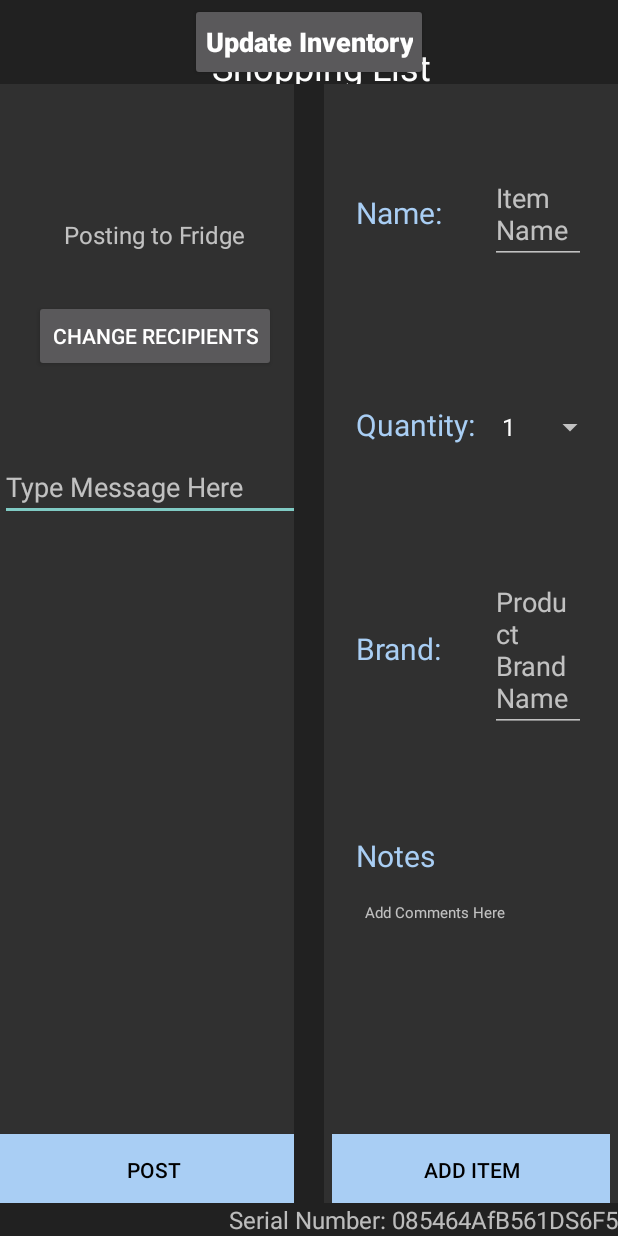
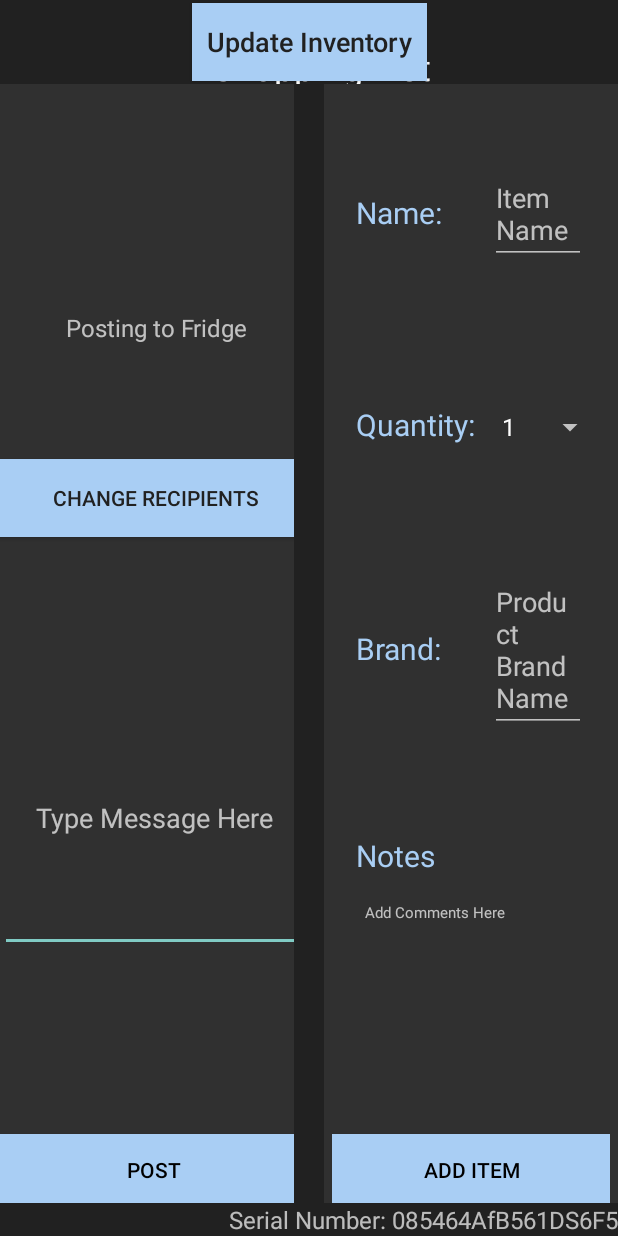
Before and after one commit to Rotrum/fridge-app, an Android app: the screen it shows after launch (MainActivity), after a tap on "Leave a Message", on a phone screen of 412 x 824 dp. Run offline under Robolectric (Android 15) with nearby library versions, the phone set to English and light mode, and no system bars; 1 other tap on this screen came first.

Commit message:
minor last min changes

```diff
--- a/app/src/main/AndroidManifest.xml
+++ b/app/src/main/AndroidManifest.xml
@@ -16,7 +16,7 @@
                 <category android:name="android.intent.category.LAUNCHER" />
             </intent-filter>
         </activity>
-        <activity android:label="Fridge" android:name="com.example.jchavis06.fridge_application.shopping"/>
+        <activity android:label="Fridge" android:name="com.example.jchavis06.fridge_application.shopping" android:windowSoftInputMode="adjustResize"/>
         <activity android:label="Fridge" android:name="com.example.jchavis06.fridge_application.msgLv"/>
         <activity android:label="Fridge" android:name="com.example.jchavis06.fridge_application.msgPg"/>
     </application>
--- a/app/src/main/java/com/example/jchavis06/fridge_application/MainActivity.java
+++ b/app/src/main/java/com/example/jchavis06/fridge_application/MainActivity.java
@@ -6,6 +6,7 @@ import android.content.DialogInterface;
 import android.content.Intent;
 import android.os.Build;
 import android.os.Bundle;
+import android.text.TextUtils;
 import android.util.Log;
 import android.view.Gravity;
 import android.view.Menu;
@@ -572,7 +573,8 @@ public class MainActivity extends AppCompatActivity {
                                         String s = nSen.get(i);
                                         nSen.remove(i);
                                         Sen.add(s);
-                                        msgTxt.setText("Sending Direct Message");
+                                        String text = "To: " + TextUtils.join(", ", Sen);
+                                        msgTxt.setText(text);
                                     }
                                 });
                             }
--- a/app/src/main/res/layout/activity_main.xml
+++ b/app/src/main/res/layout/activity_main.xml
@@ -106,9 +106,10 @@
         android:paddingStart="10dp"
         android:paddingEnd="10dp"
         android:text="Update Inventory"
-        android:textStyle="bold"
         android:textSize="18sp"
         android:textAllCaps="false"
+        android:textColor="@color/colorSec"
+        android:background="@color/grocery"
         app:layout_constraintBottom_toBottomOf="@id/toolbar"
         app:layout_constraintEnd_toEndOf="parent"
         app:layout_constraintStart_toStartOf="parent"
--- a/app/src/main/res/layout/msg_lv.xml
+++ b/app/src/main/res/layout/msg_lv.xml
@@ -9,17 +9,19 @@
     <EditText
         android:id="@+id/msg_input"
         android:layout_width="wrap_content"
-        android:layout_height="wrap_content"
+        android:layout_height="178dp"
         android:ems="15"
+        android:hint="@string/edmsg"
+        android:gravity="center"
+        android:inputType="textMultiLine"
         android:maxLines="8"
-        android:hint="@string/edmsg"
-        android:inputType="textMultiLine"
         app:layout_constrainedHeight="false"
         app:layout_constraintBottom_toBottomOf="parent"
+        app:layout_constraintHorizontal_bias="0.508"
         app:layout_constraintLeft_toLeftOf="parent"
         app:layout_constraintRight_toRightOf="parent"
         app:layout_constraintTop_toTopOf="parent"
-        app:layout_constraintVertical_bias="0.35" />
+        app:layout_constraintVertical_bias="0.703" />
 
     <Button
         android:id="@+id/msg_post"
@@ -34,9 +36,10 @@
 
     <TextView
         android:id="@+id/postFrid"
-        android:layout_width="wrap_content"
-        android:layout_height="wrap_content"
+        android:layout_width="208dp"
+        android:layout_height="22dp"
         android:text="Posting to Fridge"
+        android:gravity="center"
         android:textSize="16sp"
         app:layout_constraintBottom_toTopOf="@id/msg_input"
         app:layout_constraintLeft_toLeftOf="parent"
@@ -46,13 +49,15 @@
 
     <Button
         android:id="@+id/msgRec"
-        android:layout_width="wrap_content"
-        android:layout_height="wrap_content"
+        android:layout_width="215dp"
+        android:layout_height="52dp"
         android:text="Change Recipients"
+        android:background="@color/grocery"
+        android:textColor="@color/colorSec"
         app:layout_constraintBottom_toTopOf="@id/msg_input"
         app:layout_constraintLeft_toLeftOf="parent"
         app:layout_constraintRight_toRightOf="parent"
         app:layout_constraintTop_toTopOf="@id/postFrid"
-        app:layout_constraintVertical_bias="0.5"/>
+        app:layout_constraintVertical_bias="0.5" />
 
 </android.support.constraint.ConstraintLayout>
```
